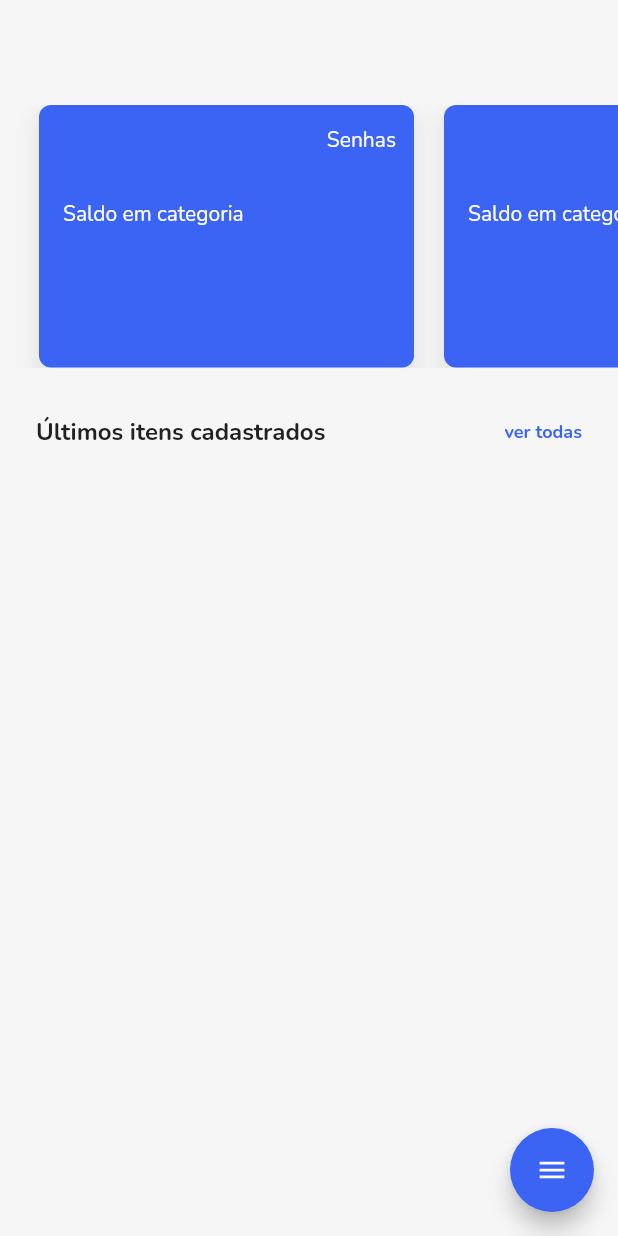
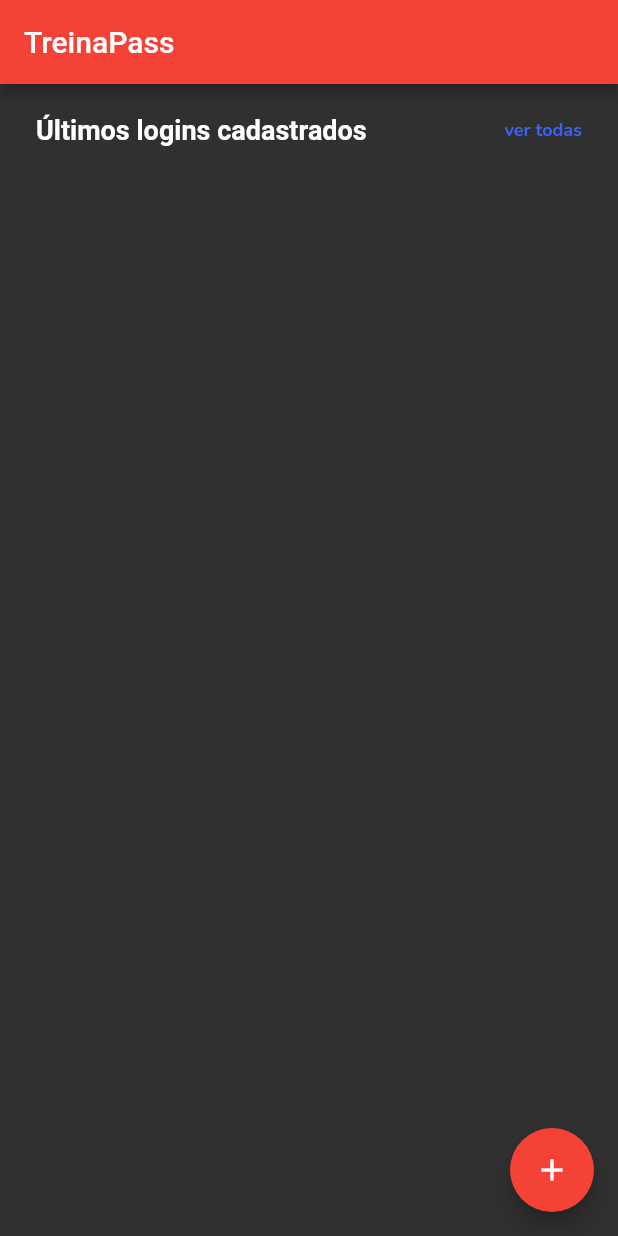
Before and after one commit to fagnerpsantos/flutter-treinapass, a Flutter app: the screen it shows after launch, on a phone screen of 412 x 824 dp. Run offline on Flutter 3.47's test engine with Material 2 defaults, Android fonts, the phone set to English and light mode, and no system bars; drawn by our look-alikes of flutter_speed_dial; our stand-ins replace google_fonts, sqflite; accounts and stored records are empty; Roboto replaces fonts that are missing (Montserrat).

Commit message:
Alterações na app. Falta implementar a criptografia

```diff
--- a/lib/main.dart
+++ b/lib/main.dart
@@ -11,8 +11,48 @@ class MyApp extends StatelessWidget {
     return MaterialApp(
       debugShowCheckedModeBanner: false,
       theme: ThemeData(
-          accentColor: kBlueColor,
-          backgroundColor: kBackgroundColor
+          brightness: Brightness.dark,
+          primaryColor: Colors.red,
+          buttonTheme: ButtonThemeData(
+              buttonColor: Colors.blueAccent
+          ),
+          floatingActionButtonTheme: FloatingActionButtonThemeData(
+              backgroundColor: Colors.blueAccent,
+              foregroundColor: Colors.white
+          ),
+          textTheme: TextTheme(
+              bodyText1: TextStyle(
+                  fontFamily: 'Montserrat',
+                  fontSize: 18,
+                  fontWeight: FontWeight.bold,
+                  color: Colors.white
+              ),
+              headline1: TextStyle(
+                  fontFamily: 'Montserrat',
+                  fontSize: 16,
+                  color: Colors.blueAccent,
+                  fontWeight: FontWeight.bold
+              ),
+              headline2: TextStyle(
+                  fontFamily: "Montserrat",
+                  fontSize: 16,
+                  height: 1.5,
+                  fontWeight: FontWeight.w500,
+                  color: Colors.blueAccent
+              ),
+              headline3: TextStyle(
+                  fontFamily: "Montserrat",
+                  fontSize: 16,
+                  fontWeight: FontWeight.w600,
+                  color: Colors.blueAccent
+              ),
+              headline4: TextStyle(
+                  fontFamily: "Montserrat",
+                  fontSize: 16,
+                  fontWeight: FontWeight.w600,
+                  color: Colors.black
+              )
+          )
       ),
       home: HomeScreen(),
     );
--- a/lib/models/categoria.dart
+++ /dev/null
@@ -1,19 +0,0 @@
-class Categoria {
-  int id;
-  String nome;
-
-  Categoria({this.id, this.nome});
-
-  Map<String, dynamic> toMap() {
-    return {
-      'id': id,
-      'nome': nome,
-    };
-  }
-
-  Categoria.fromMap(Map map){
-    id = map["id"];
-    nome = map["nome"];
-  }
-
-}
--- a/lib/models/item.dart
+++ b/lib/models/item.dart
@@ -1,9 +1,9 @@
 class Item {
-  int id, categoria;
-  String titulo, descricao, senha;
+  int id;
+  String titulo, descricao, senha, username, url, anotacao;
 
-  Item({this.id, this.titulo, this.descricao,
-    this.categoria, this.senha});
+  Item({this.id, this.titulo, this.descricao, this.senha, this.username,
+  this.url, this.anotacao});
 
   Map<String, dynamic> toMap() {
     return {
@@ -11,7 +11,9 @@ class Item {
       'titulo': titulo,
       'descricao': descricao,
       'senha': senha,
-      'categoria': categoria
+      'username': username,
+      'url': url,
+      'anotacao': anotacao,
     };
   }
 
@@ -20,6 +22,8 @@ class Item {
     titulo = map["titulo"];
     descricao = map["descricao"];
     senha = map["senha"];
-    categoria = map["categoria"];
+    username = map["username"];
+    url = map["url"];
+    anotacao = map["anotacao"];
   }
 }
--- a/lib/screens/home/components/body.dart
+++ b/lib/screens/home/components/body.dart
@@ -1,14 +1,10 @@
 import 'package:flutter/material.dart';
-import 'package:treina_pass/models/categoria.dart';
 import 'package:treina_pass/models/item.dart';
 import 'package:treina_pass/screens/components/card_item.dart';
 import 'package:treina_pass/screens/constants/color_contant.dart';
 import 'package:treina_pass/screens/item/item_screen.dart';
-import 'package:treina_pass/services/categoria_service.dart';
 import 'package:treina_pass/services/item_service.dart';
 import 'package:google_fonts/google_fonts.dart';
-
-import 'card_categoria.dart';
 
 class Body extends StatefulWidget {
   @override
@@ -17,64 +13,33 @@ class Body extends StatefulWidget {
 
 class _BodyState extends State<Body> {
   ItemService ts = ItemService();
-  CategoriaService cs = CategoriaService();
   Future<List> _loadItens;
   Future<List> _loadCategorias;
   List<Item> _itens;
-  List<Categoria> _categorias;
 
   @override
   void initState() {
     // TODO: implement initState
     _loadItens = _getItens();
-    _loadCategorias = _getCategorias();
     super.initState();
   }
   @override
   Widget build(BuildContext context) {
     return Padding(
       padding:
-      EdgeInsets.only(top: 70),
+      EdgeInsets.only(top: 20),
       child: Column(
         crossAxisAlignment: CrossAxisAlignment.start,
           children: <Widget>[
-            Container(
-              height: 175,
-              child: FutureBuilder(
-                  future: _loadCategorias,
-                  builder: (BuildContext context, AsyncSnapshot snapshot) {
-                    if (snapshot.hasData) {
-                      _categorias = snapshot.data;
-                      return ListView.builder(
-                          scrollDirection: Axis.horizontal,
-                          shrinkWrap: true,
-                          itemCount: _categorias.length,
-                          padding: EdgeInsets.only(left: 16, right: 8),
-                          itemBuilder: (context, index) {
-                            return cardCategoria(context, _categorias[index]);
-                          },
-                        );
-                    } else {
-                      return Center(
-                        child: CircularProgressIndicator(),
-                      );
-                    }
-                  }
-              ),
-            ),
             Padding(
                 padding:
-                EdgeInsets.only(left: 24, top: 32, bottom: 16, right: 24),
+                EdgeInsets.only(left: 24, bottom: 16, right: 24),
                 child: Row(
                   mainAxisAlignment: MainAxisAlignment.spaceBetween,
                   children: <Widget>[
                     Text(
-                      'Últimos itens cadastrados',
-                      style: GoogleFonts.nunito(
-                        fontSize: 16,
-                        fontWeight: FontWeight.w700,
-                        color: kBlackColor,
-                      ),
+                      'Últimos logins cadastrados',
+                      style: Theme.of(context).textTheme.bodyText1
                     ),
                     InkWell(
                       onTap: () {
@@ -129,8 +94,4 @@ class _BodyState extends State<Body> {
   Future<List> _getItens() async {
     return await ts.getAllItens();
   }
-
-  Future<List> _getCategorias() async {
-    return await cs.getAllCategorias();
-  }
 }
--- a/lib/screens/home/components/card_categoria.dart
+++ /dev/null
@@ -1,58 +0,0 @@
-import 'package:flutter/material.dart';
-import 'package:treina_pass/models/categoria.dart';
-import 'package:treina_pass/screens/constants/color_contant.dart';
-import 'package:treina_pass/screens/categoria/categoria_screen.dart';
-import 'package:google_fonts/google_fonts.dart';
-
-Widget cardCategoria(BuildContext context, Categoria categoria) {
-    return InkWell(
-      onTap: () {
-        Navigator.of(context).push(
-          MaterialPageRoute(
-            builder: (_) => CategoriaScreen(idCategoria: categoria.id,),
-          ),
-        );
-      },
-      child: Container(
-        margin: EdgeInsets.only(right: 10, left: 10),
-        width: 250,
-        decoration: BoxDecoration(
-          borderRadius: BorderRadius.circular(8),
-          color: kBlueColor,
-          boxShadow: [
-            BoxShadow(
-                color: Color(0x10000000),
-                blurRadius: 10,
-                spreadRadius: 4,
-                offset: Offset(0.0, 8.0))
-          ],
-        ),
-        child: Stack(
-          children: <Widget>[
-            Positioned(
-              top: 14,
-              right: 12,
-              child: Text(
-                categoria.nome,
-                style: GoogleFonts.nunito(
-                    fontSize: 14,
-                    fontWeight: FontWeight.w400,
-                    color: Colors.white),
-              ),
-            ),
-            Positioned(
-              top: 63,
-              left: 16,
-              child: Text(
-                'Saldo em categoria',
-                style: GoogleFonts.nunito(
-                    fontSize: 14,
-                    fontWeight: FontWeight.w400,
-                    color: Colors.white),
-              ),
-            ),
-          ],
-        ),
-      ),
-    );
-  }
--- a/lib/screens/home/components/float_action_button.dart
+++ b/lib/screens/home/components/float_action_button.dart
@@ -1,50 +1,17 @@
 import 'package:flutter/material.dart';
 import 'package:treina_pass/screens/cadastrar_item/cadastrar_item_screen.dart';
-import 'package:treina_pass/screens/constants/color_contant.dart';
-import 'package:flutter_speed_dial/flutter_speed_dial.dart';
 
-SpeedDial buildSpeedDial(BuildContext context) {
-  bool dialVisible = true;
+FloatingActionButton buildFloatActionButton(BuildContext context) {
 
-  return SpeedDial(
-    animatedIcon: AnimatedIcons.menu_close,
-    animatedIconTheme: IconThemeData(size: 22.0),
-    // child: Icon(Icons.add),
-    visible: dialVisible,
-    curve: Curves.bounceIn,
-    children: [
-      SpeedDialChild(
-        child: Icon(Icons.add, color: Colors.white),
-        backgroundColor: kGreenColor,
-        onTap: () {
-          Navigator.of(context).push(
-            MaterialPageRoute(
-              builder: (_) => CadastrarItemScreen(
-                categoriaItem: 1,
-              ),
-            ),
-          );
-        },
-        label: 'Entrada',
-        labelStyle: TextStyle(fontWeight: FontWeight.w500, color: Colors.white),
-        labelBackgroundColor: kGreenColor,
-      ),
-      SpeedDialChild(
-        child: Icon(Icons.remove, color: Colors.white),
-        backgroundColor: Colors.redAccent,
-        onTap: () {
-          Navigator.of(context).push(
-            MaterialPageRoute(
-              builder: (_) => CadastrarItemScreen(
-                categoriaItem: 2,
-              ),
-            ),
-          );
-        },
-        label: 'Saída',
-        labelStyle: TextStyle(fontWeight: FontWeight.w500, color: Colors.white),
-        labelBackgroundColor: Colors.redAccent,
-      ),
-    ],
+  return FloatingActionButton(
+    onPressed: () {
+      Navigator.of(context).push(
+        MaterialPageRoute(
+          builder: (_) => CadastrarItemScreen(),
+        ),
+      );
+    },
+    child: Icon(Icons.add),
+    backgroundColor: Colors.red,
   );
 }
--- a/lib/screens/home/home_screen.dart
+++ b/lib/screens/home/home_screen.dart
@@ -14,9 +14,13 @@ class _HomeScreenState extends State<HomeScreen> {
   Widget build(BuildContext context) {
     return Scaffold(
       key: _scaffoldKey,
-      backgroundColor: Theme.of(context).backgroundColor,
       body: Body(),
-      floatingActionButton: buildSpeedDial(context),
+      floatingActionButton: buildFloatActionButton(context),
+      appBar: AppBar(
+        title: Text(
+          "TreinaPass"
+        ),
+      ),
     );
   }
 
--- a/lib/services/categoria_service.dart
+++ /dev/null
@@ -1,45 +0,0 @@
-import 'package:treina_pass/models/categoria.dart';
-import 'package:treina_pass/utils/db_util.dart';
-
-class CategoriaService {
-  List<Categoria> _categoriaList = [];
-
-  Future<List> getAllCategorias() async {
-    final dataList = await DbUtil.getData('categoria');
-    _categoriaList = dataList.map((categorias) => Categoria(
-        id: categorias['id'],
-        nome: categorias['nome'],
-    )).toList();
-    return _categoriaList;
-  }
-
-  void addCategoria(Categoria categoria){
-    final newCategoria = Categoria(
-      nome: categoria.nome,
-    );
-    DbUtil.insertData('categoria', newCategoria.toMap());
-  }
-
-  void editCategoria(int id, Categoria categoria) async {
-    final newCategoria = Categoria(
-      id: id,
-      nome: categoria.nome,
-    );
-    String whereString = "id = ?";
-    int rowId = id;
-    List<dynamic> whereArguments = [rowId];
-    DbUtil.editData("categoria", newCategoria.toMap(), whereString, whereArguments);
-  }
-
-  Future<Categoria> getCategoria(int id) async {
-    List<String> columnsToSelect = [
-      "id",
-      "nome",
-    ];
-    String whereString = "id = ?";
-    int rowId = id;
-    List<dynamic> whereArguments = [rowId];
-    final dataList = await DbUtil.getDataId("categoria", columnsToSelect, whereString, whereArguments);
-    return Categoria.fromMap(dataList.first);
-  }
-}
--- a/lib/utils/db_util.dart
+++ b/lib/utils/db_util.dart
@@ -13,16 +13,10 @@ class DbUtil {
     );
   }
   static void _createDb(sql.Database db) {
-    db.execute("""CREATE TABLE categoria (id INTEGER PRIMARY KEY AUTOINCREMENT,
-        nome VARCHAR(50))"""
+    db.execute("""CREATE TABLE item (id INTEGER PRIMARY KEY AUTOINCREMENT,
+        titulo VARCHAR(50), descricao VARCHAR(50), senha VARCHAR(80),
+        username VARCHAR(50), url VARCHAR(255), anotacao TEXT)"""
     );
-    db.execute("""CREATE TABLE item (id INTEGER PRIMARY KEY AUTOINCREMENT,
-        titulo VARCHAR(50), descricao VARCHAR(50), senha VARCHAR(80), categoria INTEGER,
-        FOREIGN KEY (categoria) REFERENCES categoria (id) ON DELETE NO ACTION ON UPDATE NO ACTION)"""
-    );
-    db.execute(""" INSERT INTO categoria (id, nome) VALUES (1, "Senhas")""");
-    db.execute(""" INSERT INTO categoria (id, nome) VALUES (2, "Anotações")""");
-    db.execute(""" INSERT INTO categoria (id, nome) VALUES (3, "Outros")""");
   }
   static Future<void> insertData(String table, Map<String, Object> dados) async{
     final db = await DbUtil.database();
```
Also changed, not shown: lib/screens/cadastrar_item/cadastrar_item_screen.dart (+26 -57 lines), lib/screens/categoria/categoria_screen.dart (deleted, +0 -20 lines), lib/screens/categoria/components/body.dart (deleted, +0 -131 lines), lib/screens/components/card_item.dart (+4 -5 lines), lib/services/item_service.dart (+6 -18 lines).
